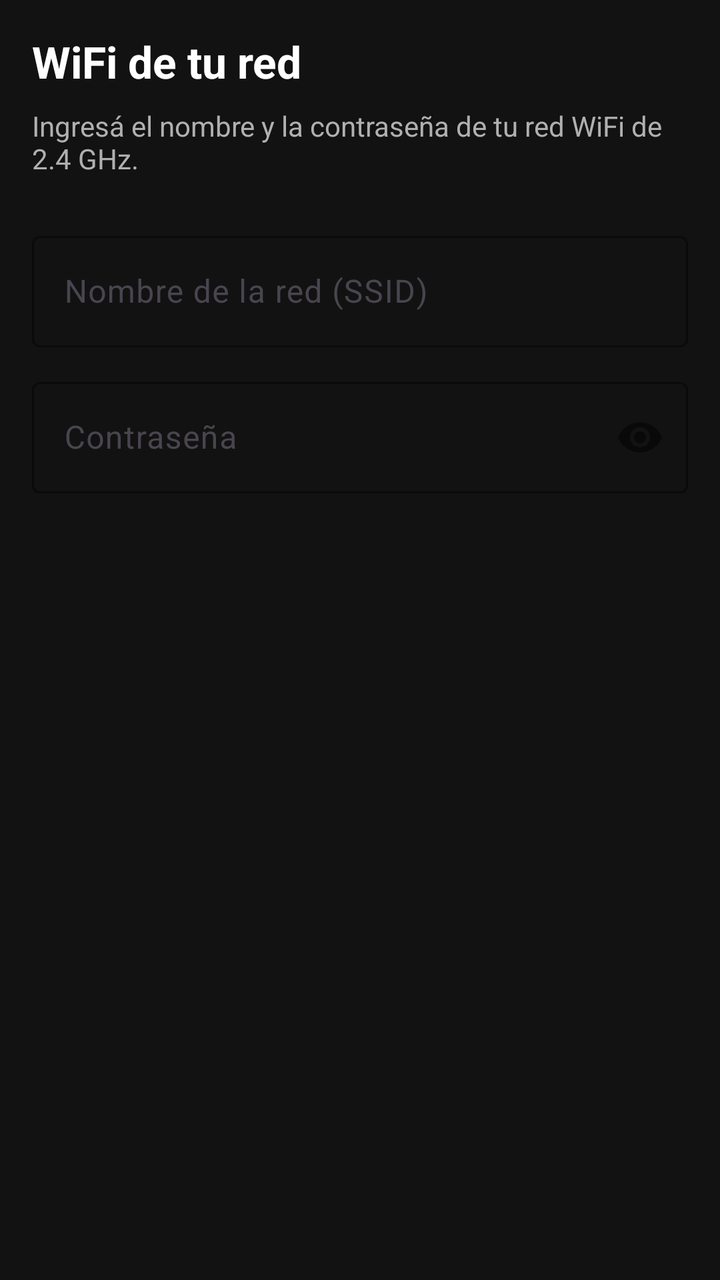
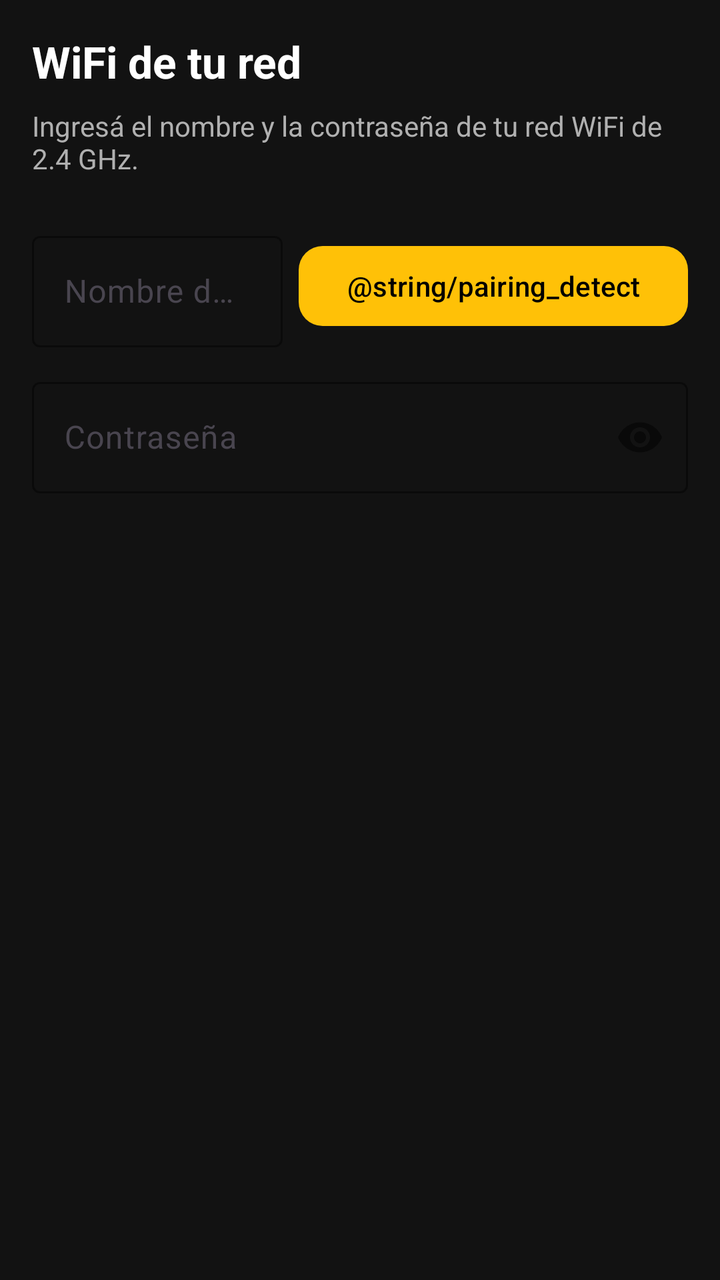

Two renders of the same Android screen: before a commit and after it. Below are the layout's source before the change and the commit's diff.
<!-- AndroidManifest.xml: application theme Theme.Sengled -->
<!-- res/layout/step_wifi_credentials.xml -->
<?xml version="1.0" encoding="utf-8"?>
<LinearLayout xmlns:android="http://schemas.android.com/apk/res/android"
    android:layout_width="match_parent"
    android:layout_height="wrap_content"
    android:orientation="vertical"
    android:padding="16dp">

    <TextView
        android:layout_width="wrap_content"
        android:layout_height="wrap_content"
        android:text="@string/pairing_step1_title"
        android:textColor="@color/text_primary"
        android:textSize="22sp"
        android:textStyle="bold" />

    <TextView
        android:layout_width="wrap_content"
        android:layout_height="wrap_content"
        android:layout_marginTop="8dp"
        android:text="@string/pairing_step1_desc"
        android:textColor="@color/text_secondary"
        android:textSize="14sp" />

    <com.google.android.material.textfield.TextInputLayout
        android:layout_width="match_parent"
        android:layout_height="wrap_content"
        android:layout_marginTop="24dp"
        android:hint="@string/pairing_hint_ssid"
        style="@style/Widget.Material3.TextInputLayout.OutlinedBox"
        app:boxStrokeColor="@color/amber_primary"
        xmlns:app="http://schemas.android.com/apk/res-auto">

        <com.google.android.material.textfield.TextInputEditText
            android:id="@+id/editSsid"
            android:layout_width="match_parent"
            android:layout_height="wrap_content"
            android:inputType="text"
            android:textColor="@color/text_primary"
            android:textColorHint="@color/text_secondary" />
    </com.google.android.material.textfield.TextInputLayout>

    <com.google.android.material.textfield.TextInputLayout
        android:layout_width="match_parent"
        android:layout_height="wrap_content"
        android:layout_marginTop="12dp"
        android:hint="@string/pairing_hint_password"
        app:passwordToggleEnabled="true"
        style="@style/Widget.Material3.TextInputLayout.OutlinedBox"
        app:boxStrokeColor="@color/amber_primary"
        xmlns:app="http://schemas.android.com/apk/res-auto">

        <com.google.android.material.textfield.TextInputEditText
            android:id="@+id/editPassword"
            android:layout_width="match_parent"
            android:layout_height="wrap_content"
            android:inputType="textPassword"
            android:textColor="@color/text_primary"
            android:textColorHint="@color/text_secondary" />
    </com.google.android.material.textfield.TextInputLayout>

</LinearLayout>
<!-- resources referenced by this layout -->
<resources>
  <color name="amber_primary">#FFC107</color>
  <color name="text_primary">#FFFFFF</color>
  <color name="text_secondary">#B0B0B0</color>
  <string name="pairing_hint_password">Contraseña</string>
  <string name="pairing_hint_ssid">Nombre de la red (SSID)</string>
  <string name="pairing_step1_desc">Ingresá el nombre y la contraseña de tu red WiFi de 2.4 GHz.</string>
  <string name="pairing_step1_title">WiFi de tu red</string>
  <style name="Theme.Sengled" parent="Theme.Material3.DayNight.NoActionBar">
          <item name="colorPrimary">@color/amber_primary</item>
          <item name="colorOnPrimary">@color/black</item>
          <item name="colorSecondary">@color/amber_dark</item>
          <item name="android:statusBarColor">@color/background_dark</item>
          <item name="android:windowBackground">@color/background_dark</item>
      </style>
  <color name="black">#000000</color>
  <color name="amber_dark">#FFA000</color>
  <color name="background_dark">#121212</color>
</resources>

<!-- the commit's change to res/layout/step_wifi_credentials.xml (unified diff, before → after) -->
@@ -21,23 +21,42 @@
         android:textColor="@color/text_secondary"
         android:textSize="14sp" />
 
-    <com.google.android.material.textfield.TextInputLayout
+    <LinearLayout
         android:layout_width="match_parent"
         android:layout_height="wrap_content"
         android:layout_marginTop="24dp"
-        android:hint="@string/pairing_hint_ssid"
-        style="@style/Widget.Material3.TextInputLayout.OutlinedBox"
-        app:boxStrokeColor="@color/amber_primary"
-        xmlns:app="http://schemas.android.com/apk/res-auto">
+        android:orientation="horizontal">
 
-        <com.google.android.material.textfield.TextInputEditText
-            android:id="@+id/editSsid"
-            android:layout_width="match_parent"
+        <com.google.android.material.textfield.TextInputLayout
+            android:layout_width="0dp"
             android:layout_height="wrap_content"
-            android:inputType="text"
-            android:textColor="@color/text_primary"
-            android:textColorHint="@color/text_secondary" />
-    </com.google.android.material.textfield.TextInputLayout>
+            android:layout_weight="1"
+            android:hint="@string/pairing_hint_ssid"
+            style="@style/Widget.Material3.TextInputLayout.OutlinedBox"
+            app:boxStrokeColor="@color/amber_primary"
+            xmlns:app="http://schemas.android.com/apk/res-auto">
+
+            <com.google.android.material.textfield.TextInputEditText
+                android:id="@+id/editSsid"
+                android:layout_width="match_parent"
+                android:layout_height="wrap_content"
+                android:inputType="text"
+                android:textColor="@color/text_primary"
+                android:textColorHint="@color/text_secondary" />
+        </com.google.android.material.textfield.TextInputLayout>
+
+        <com.google.android.material.button.MaterialButton
+            android:id="@+id/btnDetect"
+            android:layout_width="wrap_content"
+            android:layout_height="wrap_content"
+            android:layout_gravity="center_vertical"
+            android:layout_marginStart="8dp"
+            android:text="@string/pairing_detect"
+            app:backgroundTint="@color/amber_primary"
+            app:cornerRadius="12dp"
+            android:textColor="@color/black"
+            xmlns:app="http://schemas.android.com/apk/res-auto" />
+    </LinearLayout>
 
     <com.google.android.material.textfield.TextInputLayout
         android:layout_width="match_parent"
<!-- resource entries referenced after the edit -->
@@ -1,6 +1,7 @@
 <!-- resources referenced by this layout -->
 <resources>
   <color name="amber_primary">#FFC107</color>
+  <color name="black">#000000</color>
   <color name="text_primary">#FFFFFF</color>
   <color name="text_secondary">#B0B0B0</color>
   <string name="pairing_hint_password">Contraseña</string>
@@ -14,7 +15,6 @@
           <item name="android:statusBarColor">@color/background_dark</item>
           <item name="android:windowBackground">@color/background_dark</item>
       </style>
-  <color name="black">#000000</color>
   <color name="amber_dark">#FFA000</color>
   <color name="background_dark">#121212</color>
 </resources>
